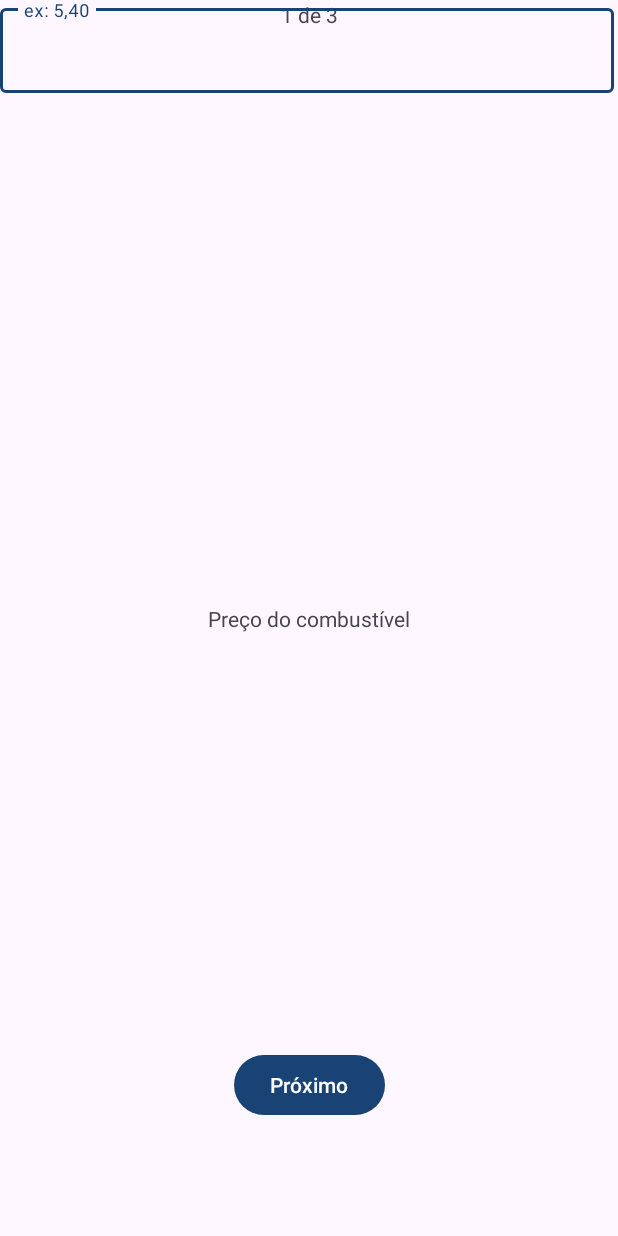
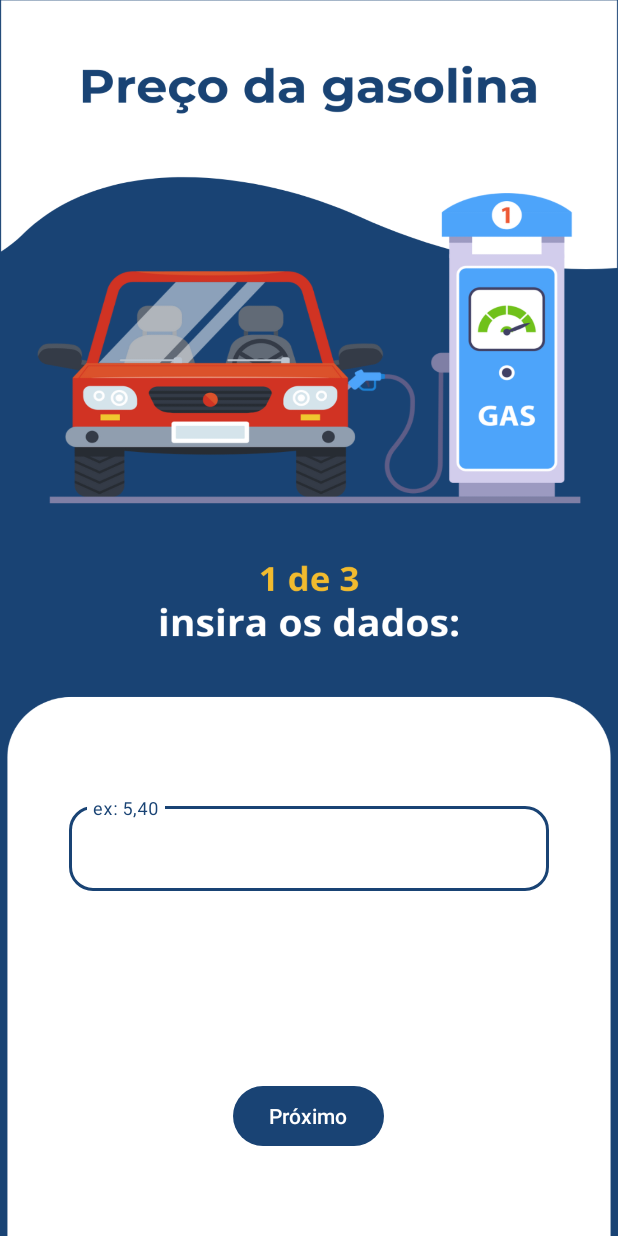
Before and after one commit to t3t30/Fuel-calculator, an Android app: the precoActivity screen opened directly, with no data from a screen before it, on a phone screen of 412 x 824 dp. Run offline under Robolectric (Android 15) with nearby library versions, the phone set to English and light mode, and no system bars.

Commit message:
Page 1 ready

```diff
--- a/app/src/main/res/layout/activity_main.xml
+++ b/app/src/main/res/layout/activity_main.xml
@@ -5,7 +5,7 @@
     android:id="@+id/main"
     android:layout_width="match_parent"
     android:layout_height="match_parent"
-    android:background="@drawable/hm2"
+    android:background="@drawable/hmbg"
     tools:context=".MainActivity">
 
     <Button
@@ -23,6 +23,6 @@
         android:layout_width="wrap_content"
         android:layout_height="wrap_content"
         android:orientation="horizontal"
-        app:layout_constraintGuide_begin="628dp" />
+        app:layout_constraintGuide_begin="714dp" />
 
 </androidx.constraintlayout.widget.ConstraintLayout>
--- a/app/src/main/res/layout/activity_preco.xml
+++ b/app/src/main/res/layout/activity_preco.xml
@@ -5,6 +5,7 @@
     android:id="@+id/main"
     android:layout_width="match_parent"
     android:layout_height="match_parent"
+    android:background="@drawable/preciobg"
     tools:context=".precoActivity">
 
     <Button
@@ -14,44 +15,53 @@
         android:text="Próximo"
         app:layout_constraintBottom_toBottomOf="parent"
         app:layout_constraintEnd_toEndOf="parent"
-        app:layout_constraintHorizontal_bias="0.5"
+        app:layout_constraintHorizontal_bias="0.498"
         app:layout_constraintStart_toStartOf="parent"
-        app:layout_constraintTop_toTopOf="parent"
-        app:layout_constraintVertical_bias="0.901" />
-
-    <TextView
-        android:id="@+id/textView3"
-        android:layout_width="wrap_content"
-        android:layout_height="wrap_content"
-        android:text="Preço do combustível"
-        app:layout_constraintBottom_toBottomOf="parent"
-        app:layout_constraintEnd_toEndOf="parent"
-        app:layout_constraintHorizontal_bias="0.5"
-        app:layout_constraintStart_toStartOf="parent"
-        app:layout_constraintTop_toTopOf="parent"
-        app:layout_constraintVertical_bias="0.5" />
-
-    <TextView
-        android:id="@+id/textView4"
-        android:layout_width="wrap_content"
-        android:layout_height="wrap_content"
-        android:text="1 de 3"
-        app:layout_constraintEnd_toEndOf="parent"
-        app:layout_constraintHorizontal_bias="0.5"
-        app:layout_constraintStart_toStartOf="parent"
-        tools:layout_editor_absoluteY="401dp" />
+        app:layout_constraintTop_toTopOf="@+id/guideline3"
+        app:layout_constraintVertical_bias="0.48" />
 
     <com.google.android.material.textfield.TextInputLayout
         android:id="@+id/textInputLayout3"
-        android:layout_width="409dp"
+        android:layout_width="match_parent"
         android:layout_height="wrap_content"
-        tools:layout_editor_absoluteX="1dp"
-        tools:layout_editor_absoluteY="446dp">
+        app:boxStrokeColor="@color/primary"
+        android:layout_marginStart="46dp"
+        android:layout_marginEnd="46dp"
+        app:layout_constraintBottom_toTopOf="@+id/guideline4"
+        app:layout_constraintEnd_toEndOf="parent"
+        app:layout_constraintStart_toStartOf="parent"
+        app:layout_constraintTop_toTopOf="@+id/guideline2"
+        app:boxCornerRadiusBottomStart="16sp"
+        app:boxCornerRadiusTopEnd="16sp"
+        app:boxCornerRadiusBottomEnd="16sp"
+        app:boxCornerRadiusTopStart="16sp">
 
         <com.google.android.material.textfield.TextInputEditText
             android:id="@+id/txtpreco"
             android:layout_width="match_parent"
             android:layout_height="wrap_content"
-            android:hint="ex: 5,40" />
+            android:hint="ex: 5,40"
+            android:inputType="numberDecimal"/>
     </com.google.android.material.textfield.TextInputLayout>
+
+    <androidx.constraintlayout.widget.Guideline
+        android:id="@+id/guideline2"
+        android:layout_width="wrap_content"
+        android:layout_height="wrap_content"
+        android:orientation="horizontal"
+        app:layout_constraintGuide_begin="503dp" />
+
+    <androidx.constraintlayout.widget.Guideline
+        android:id="@+id/guideline3"
+        android:layout_width="wrap_content"
+        android:layout_height="wrap_content"
+        android:orientation="horizontal"
+        app:layout_constraintGuide_begin="668dp" />
+
+    <androidx.constraintlayout.widget.Guideline
+        android:id="@+id/guideline4"
+        android:layout_width="wrap_content"
+        android:layout_height="wrap_content"
+        android:orientation="horizontal"
+        app:layout_constraintGuide_begin="623dp" />
 </androidx.constraintlayout.widget.ConstraintLayout>
```
Also changed, not shown: app/src/main/res/drawable/hmbg.png (added), app/src/main/res/drawable/preciobg.png (added), app/src/main/res/drawable/precioimg.png (added).
